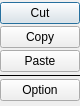
Before: the Qt Designer form editmenudialog.ui in ldraconus/HSCCU, drawn with Qt 5.
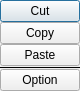
After: the same form once the commit is applied.

```diff
--- a/editmenudialog.ui
+++ b/editmenudialog.ui
@@ -20,6 +20,9 @@
    <property name="spacing">
     <number>0</number>
    </property>
+   <property name="sizeConstraint">
+    <enum>QLayout::SetFixedSize</enum>
+   </property>
    <property name="leftMargin">
     <number>0</number>
    </property>
```
